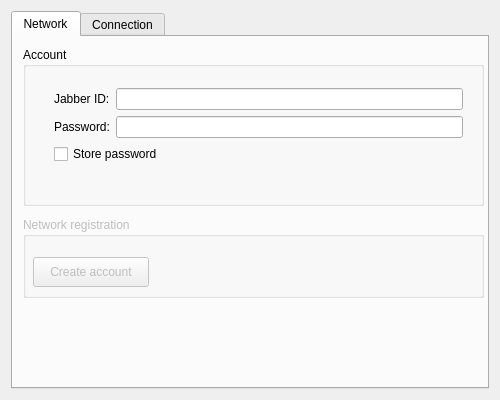
Old version of the form makneto/src/prefs_base.ui in the repository pihhan/makneto.
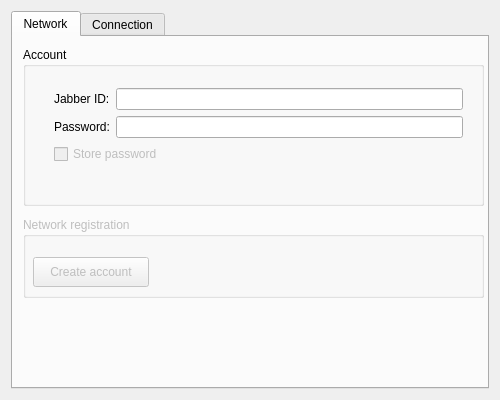
New version of the form.

Commit message: Store password disabled

What changed in the file:
```diff
--- a/makneto/src/prefs_base.ui
+++ b/makneto/src/prefs_base.ui
@@ -81,6 +81,9 @@
            <property name="text" >
             <string>Store password</string>
            </property>
+           <property name="enabled" >
+            <bool>false</bool>
+           </property>
           </widget>
          </item>
         </layout>
```
